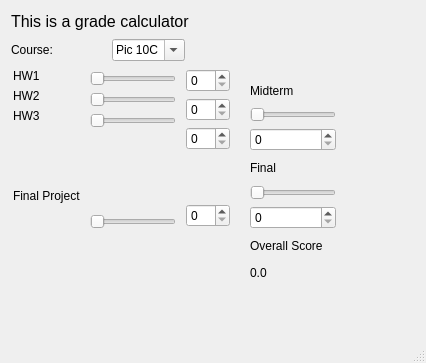
This is mainwindow.ui in jmartinez3498/Pic_10c_HW2 as Qt 5 draws it before an edit. The edited form follows.
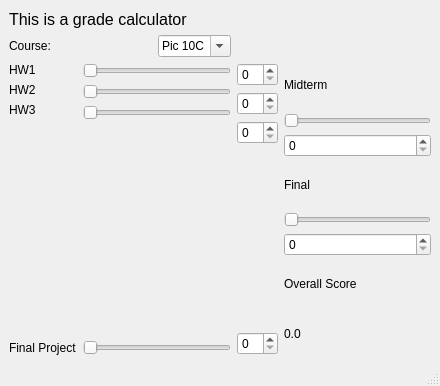
This is the edited form.

Diff of the .ui file:
```diff
--- a/mainwindow.ui
+++ b/mainwindow.ui
@@ -6,23 +6,121 @@
    <rect>
     <x>0</x>
     <y>0</y>
-    <width>426</width>
-    <height>363</height>
+    <width>440</width>
+    <height>386</height>
    </rect>
   </property>
   <property name="windowTitle">
    <string>MainWindow</string>
   </property>
   <widget class="QWidget" name="centralwidget">
+   <layout class="QGridLayout" name="gridLayout_2">
+    <item row="0" column="0">
+     <layout class="QGridLayout" name="gridLayout">
+      <item row="2" column="1">
+       <layout class="QVBoxLayout" name="verticalLayout_3">
+        <item>
+         <widget class="QSlider" name="horizontalSlider">
+          <property name="maximum">
+           <number>20</number>
+          </property>
+          <property name="orientation">
+           <enum>Qt::Horizontal</enum>
+          </property>
+         </widget>
+        </item>
+        <item>
+         <widget class="QSlider" name="horizontalSlider_2">
+          <property name="maximum">
+           <number>20</number>
+          </property>
+          <property name="orientation">
+           <enum>Qt::Horizontal</enum>
+          </property>
+         </widget>
+        </item>
+        <item>
+         <widget class="QSlider" name="horizontalSlider_3">
+          <property name="maximum">
+           <number>20</number>
+          </property>
+          <property name="orientation">
+           <enum>Qt::Horizontal</enum>
+          </property>
+         </widget>
+        </item>
+        <item>
+         <spacer name="verticalSpacer">
+          <property name="orientation">
+           <enum>Qt::Vertical</enum>
+          </property>
+          <property name="sizeHint" stdset="0">
+           <size>
+            <width>20</width>
+            <height>40</height>
+           </size>
+          </property>
+         </spacer>
+        </item>
+        <item>
+         <widget class="QSlider" name="horizontalSlider_4">
+          <property name="maximum">
+           <number>20</number>
+          </property>
+          <property name="orientation">
+           <enum>Qt::Horizontal</enum>
+          </property>
+         </widget>
+        </item>
+       </layout>
+      </item>
+      <item row="2" column="0">
+       <layout class="QVBoxLayout" name="verticalLayout_2">
+        <item>
+         <widget class="QLabel" name="label_2">
+          <property name="text">
+           <string>HW1</string>
+          </property>
+         </widget>
+        </item>
+        <item>
+         <widget class="QLabel" name="label_3">
+          <property name="text">
+           <string>HW2</string>
+          </property>
+         </widget>
+        </item>
+        <item>
+         <widget class="QLabel" name="label_4">
+          <property name="text">
+           <string>HW3</string>
+          </property>
+         </widget>
+        </item>
+        <item>
+         <spacer name="verticalSpacer_3">
+          <property name="orientation">
+           <enum>Qt::Vertical</enum>
+          </property>
+          <property name="sizeHint" stdset="0">
+           <size>
+            <width>20</width>
+            <height>40</height>
+           </size>
+          </property>
+         </spacer>
+        </item>
+        <item>
+         <widget class="QLabel" name="label_5">
+          <property name="text">
+           <string>Final Project</string>
+          </property>
+         </widget>
+        </item>
+       </layout>
+      </item>
+      <item row="0" column="0" colspan="4">
    <widget class="QLabel" name="label">
-    <property name="geometry">
-     <rect>
-      <x>11</x>
-      <y>11</y>
-      <width>404</width>
-      <height>20</height>
-     </rect>
-    </property>
     <property name="minimumSize">
      <size>
       <width>10</width>
@@ -38,15 +136,8 @@
      <string>This is a grade calculator</string>
     </property>
    </widget>
-   <widget class="QWidget" name="layoutWidget">
-    <property name="geometry">
-     <rect>
-      <x>250</x>
-      <y>80</y>
-      <width>86</width>
-      <height>203</height>
-     </rect>
-    </property>
+      </item>
+      <item row="2" column="3">
     <layout class="QVBoxLayout" name="verticalLayout">
      <item>
       <widget class="QLabel" name="label_9">
@@ -111,16 +202,8 @@
       </widget>
      </item>
     </layout>
-   </widget>
-   <widget class="QWidget" name="layoutWidget">
-    <property name="geometry">
-     <rect>
-      <x>11</x>
-      <y>38</y>
-      <width>174</width>
-      <height>24</height>
-     </rect>
-    </property>
+      </item>
+      <item row="1" column="0" colspan="2">
     <layout class="QHBoxLayout" name="horizontalLayout">
      <item>
       <widget class="QLabel" name="label_8">
@@ -163,69 +246,8 @@
       </widget>
      </item>
     </layout>
-   </widget>
-   <widget class="QWidget" name="layoutWidget">
-    <property name="geometry">
-     <rect>
-      <x>13</x>
-      <y>69</y>
-      <width>73</width>
-      <height>134</height>
-     </rect>
-    </property>
-    <layout class="QVBoxLayout" name="verticalLayout_2">
-     <item>
-      <widget class="QLabel" name="label_2">
-       <property name="text">
-        <string>HW1</string>
-       </property>
-      </widget>
-     </item>
-     <item>
-      <widget class="QLabel" name="label_3">
-       <property name="text">
-        <string>HW2</string>
-       </property>
-      </widget>
-     </item>
-     <item>
-      <widget class="QLabel" name="label_4">
-       <property name="text">
-        <string>HW3</string>
-       </property>
-      </widget>
-     </item>
-     <item>
-      <spacer name="verticalSpacer_3">
-       <property name="orientation">
-        <enum>Qt::Vertical</enum>
-       </property>
-       <property name="sizeHint" stdset="0">
-        <size>
-         <width>20</width>
-         <height>40</height>
-        </size>
-       </property>
-      </spacer>
-     </item>
-     <item>
-      <widget class="QLabel" name="label_5">
-       <property name="text">
-        <string>Final Project</string>
-       </property>
-      </widget>
-     </item>
-    </layout>
-   </widget>
-   <widget class="QWidget" name="layoutWidget">
-    <property name="geometry">
-     <rect>
-      <x>186</x>
-      <y>69</y>
-      <width>44</width>
-      <height>158</height>
-     </rect>
-    </property>
+      </item>
+      <item row="2" column="2">
     <layout class="QVBoxLayout" name="verticalLayout_4">
      <item>
       <widget class="QSpinBox" name="spinBox">
@@ -269,72 +291,10 @@
       </widget>
      </item>
     </layout>
-   </widget>
-   <widget class="QWidget" name="layoutWidget">
-    <property name="geometry">
-     <rect>
-      <x>90</x>
-      <y>71</y>
-      <width>86</width>
-      <height>158</height>
-     </rect>
-    </property>
-    <layout class="QVBoxLayout" name="verticalLayout_3">
-     <item>
-      <widget class="QSlider" name="horizontalSlider">
-       <property name="maximum">
-        <number>20</number>
-       </property>
-       <property name="orientation">
-        <enum>Qt::Horizontal</enum>
-       </property>
-      </widget>
-     </item>
-     <item>
-      <widget class="QSlider" name="horizontalSlider_2">
-       <property name="maximum">
-        <number>20</number>
-       </property>
-       <property name="orientation">
-        <enum>Qt::Horizontal</enum>
-       </property>
-      </widget>
-     </item>
-     <item>
-      <widget class="QSlider" name="horizontalSlider_3">
-       <property name="maximum">
-        <number>20</number>
-       </property>
-       <property name="orientation">
-        <enum>Qt::Horizontal</enum>
-       </property>
-      </widget>
-     </item>
-     <item>
-      <spacer name="verticalSpacer">
-       <property name="orientation">
-        <enum>Qt::Vertical</enum>
-       </property>
-       <property name="sizeHint" stdset="0">
-        <size>
-         <width>20</width>
-         <height>40</height>
-        </size>
-       </property>
-      </spacer>
-     </item>
-     <item>
-      <widget class="QSlider" name="horizontalSlider_4">
-       <property name="maximum">
-        <number>20</number>
-       </property>
-       <property name="orientation">
-        <enum>Qt::Horizontal</enum>
-       </property>
-      </widget>
-     </item>
-    </layout>
-   </widget>
+      </item>
+     </layout>
+    </item>
+   </layout>
   </widget>
   <widget class="QMenuBar" name="menubar">
    <property name="geometry">
```
Left out of the diff: 2 changed lines with no effect on the pictures. Lines whose indentation alone changed are shown as unchanged.
